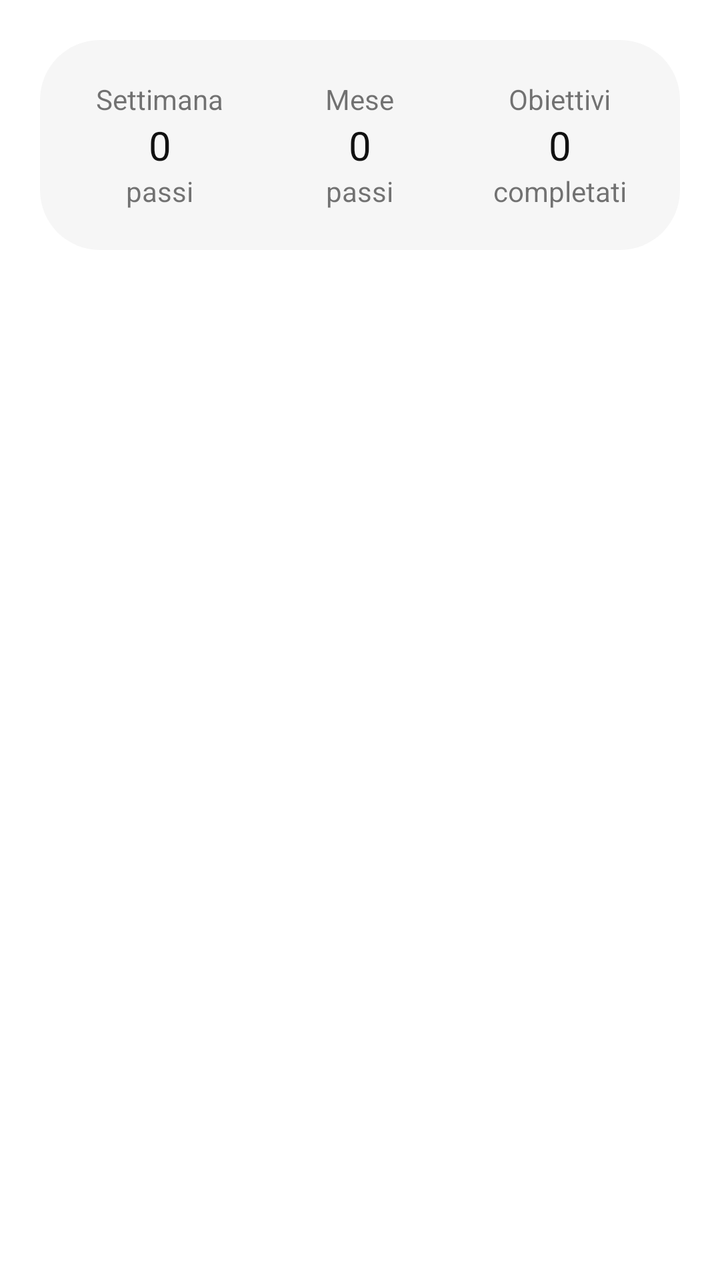
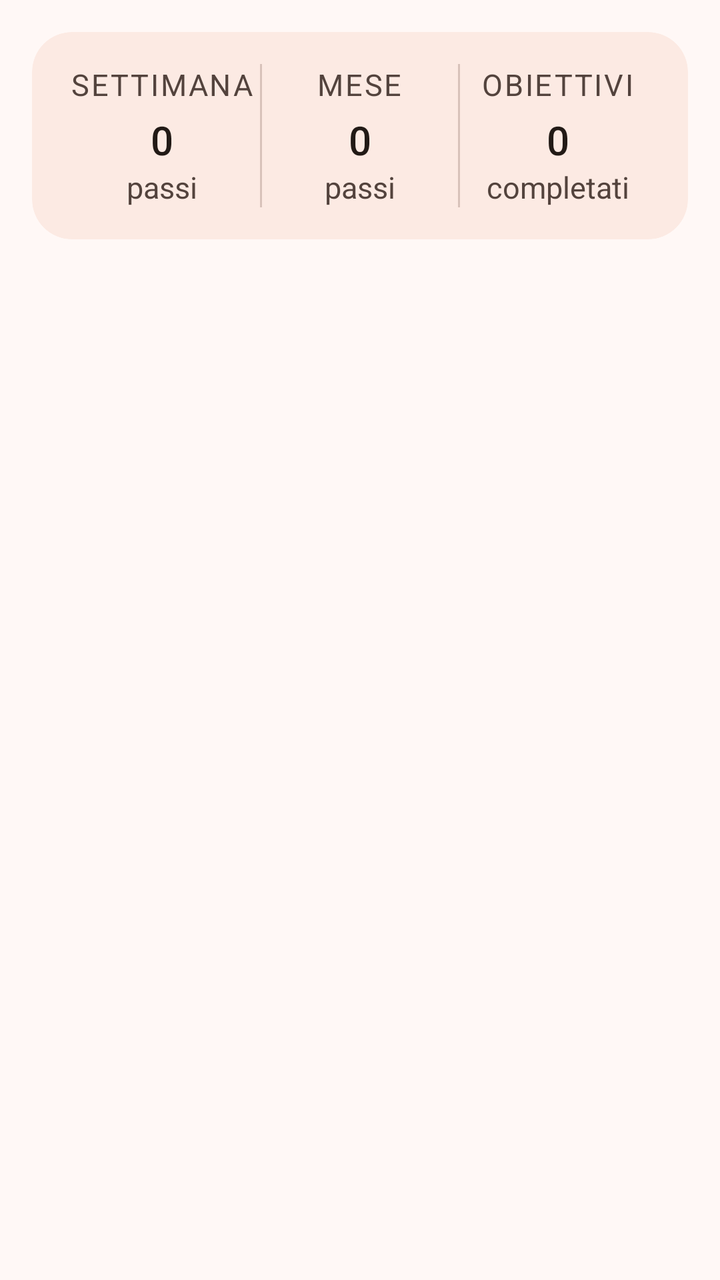

Two renders of the same Android screen: before a commit and after it. Below are the layout's source before the change and the commit's diff.
<!-- AndroidManifest.xml: application theme Theme.Passi -->
<!-- res/layout/fragment_stats.xml -->
<?xml version="1.0" encoding="utf-8"?>
<FrameLayout xmlns:android="http://schemas.android.com/apk/res/android"
    xmlns:tools="http://schemas.android.com/tools"
    android:layout_width="match_parent"
    android:layout_height="match_parent"
    android:id="@+id/frame"
    tools:context=".stats.StatsFragment">

    <LinearLayout
        android:layout_width="match_parent"
        android:layout_height="wrap_content"
        android:id="@+id/linear"
        android:orientation="vertical">
        <LinearLayout
            android:layout_width="match_parent"
            android:layout_height="wrap_content"
            android:layout_margin="20dp"
            android:paddingHorizontal="10dp"
            android:paddingVertical="20dp"
            android:orientation="horizontal"
            android:background="@drawable/rounded_corners">
            <LinearLayout
                android:layout_width="0dp"
                android:layout_height="wrap_content"
                android:layout_weight="1"
                android:orientation="vertical"
                android:gravity="center">
                <TextView
                    android:layout_width="wrap_content"
                    android:layout_height="wrap_content"
                    android:text="@string/settimana"/>
                <TextView
                    android:id="@+id/mediaPassiSettimana"
                    android:layout_width="wrap_content"
                    android:layout_height="wrap_content"
                    android:text="@string/passiOggi"
                    android:textSize="@dimen/text_size_subtitle"
                    android:textColor="@color/black" />
                <TextView
                    android:id="@+id/mediaKmSettimana"
                    android:layout_width="wrap_content"
                    android:layout_height="wrap_content"
                    android:text="@string/km"/>
            </LinearLayout>
            <LinearLayout
                android:layout_width="0dp"
                android:layout_height="wrap_content"
                android:layout_weight="1"
                android:orientation="vertical"
                android:gravity="center">
                <TextView
                    android:layout_width="wrap_content"
                    android:layout_height="wrap_content"
                    android:text="@string/mese"/>
                <TextView
                    android:id="@+id/mediaPassiMese"
                    android:layout_width="wrap_content"
                    android:layout_height="wrap_content"
                    android:text="@string/passiOggi"
                    android:textSize="@dimen/text_size_subtitle"
                    android:textColor="@color/black" />
                <TextView
                    android:id="@+id/mediaKmMese"
                    android:layout_width="wrap_content"
                    android:layout_height="wrap_content"
                    android:text="@string/km"/>
            </LinearLayout>
            <LinearLayout
                android:layout_width="0dp"
                android:layout_height="wrap_content"
                android:layout_weight="1"
                android:orientation="vertical"
                android:gravity="center">
                <TextView
                    android:layout_width="wrap_content"
                    android:layout_height="wrap_content"
                    android:text="@string/obiettivi"/>
                <TextView
                    android:id="@+id/obiettiviRaggiunti"
                    android:layout_width="wrap_content"
                    android:layout_height="wrap_content"
                    android:text="@string/passiOggi"
                    android:textSize="@dimen/text_size_subtitle"
                    android:textColor="@color/black" />
                <TextView
                    android:id="@+id/obiettiviTotali"
                    android:layout_width="wrap_content"
                    android:layout_height="wrap_content"
                    android:text="@string/obiettiviTot"/>
            </LinearLayout>
        </LinearLayout>
    </LinearLayout>

</FrameLayout>
<!-- resources referenced by this layout -->
<resources>
  <color name="black">#FF111111</color>
  <!-- drawable rounded_corners (drawable) -->
  <?xml version="1.0" encoding="utf-8"?>
  <shape xmlns:android="http://schemas.android.com/apk/res/android">
     <solid android:color="?attr/colorSecondaryVariant"></solid>
     <corners android:radius="30sp"></corners>
  </shape>
  <style name="Theme.Passi" parent="Theme.MaterialComponents.DayNight.DarkActionBar">
          
          <item name="colorPrimary">@color/orange_500</item>
          <item name="colorPrimaryVariant">@color/orange_700</item>
          <item name="colorOnPrimary">@color/white</item>
          
          <item name="colorSecondary">@color/grey_300</item>
          <item name="colorSecondaryVariant">@color/grey_100</item>
          <item name="colorOnSecondary">@color/black</item>
          
          <item name="android:statusBarColor">?attr/colorPrimaryVariant</item>
          
      </style>
  <color name="orange_500">#FFFF7724</color>
  <color name="orange_700">#FFE64E1B</color>
  <color name="white">#FFFFFFFF</color>
  <color name="grey_300">#FFE5E5E5</color>
  <color name="grey_100">#FFF6F6F6</color>
  <!-- unchanged entries left out for length: 7 -->
</resources>

<!-- the commit's change to res/layout/fragment_stats.xml (unified diff, before → after) -->
@@ -1,94 +1,133 @@
 <?xml version="1.0" encoding="utf-8"?>
 <FrameLayout xmlns:android="http://schemas.android.com/apk/res/android"
+    xmlns:app="http://schemas.android.com/apk/res-auto"
     xmlns:tools="http://schemas.android.com/tools"
+    android:id="@+id/frame"
     android:layout_width="match_parent"
     android:layout_height="match_parent"
-    android:id="@+id/frame"
     tools:context=".stats.StatsFragment">
 
     <LinearLayout
+        android:id="@+id/linear"
         android:layout_width="match_parent"
         android:layout_height="wrap_content"
-        android:id="@+id/linear"
         android:orientation="vertical">
-        <LinearLayout
+
+        <com.google.android.material.card.MaterialCardView
             android:layout_width="match_parent"
             android:layout_height="wrap_content"
-            android:layout_margin="20dp"
-            android:paddingHorizontal="10dp"
-            android:paddingVertical="20dp"
-            android:orientation="horizontal"
-            android:background="@drawable/rounded_corners">
+            android:layout_margin="@dimen/space_m">
+
             <LinearLayout
-                android:layout_width="0dp"
+                android:layout_width="match_parent"
                 android:layout_height="wrap_content"
-                android:layout_weight="1"
-                android:orientation="vertical"
-                android:gravity="center">
-                <TextView
-                    android:layout_width="wrap_content"
+                android:orientation="horizontal"
+                android:padding="@dimen/card_content_padding">
+
+                <LinearLayout
+                    android:layout_width="0dp"
                     android:layout_height="wrap_content"
-                    android:text="@string/settimana"/>
-                <TextView
-                    android:id="@+id/mediaPassiSettimana"
-                    android:layout_width="wrap_content"
+                    android:layout_weight="1"
+                    android:gravity="center"
+                    android:orientation="vertical">
+
+                    <TextView
+                        style="@style/PassiText.Caption"
+                        android:layout_width="wrap_content"
+                        android:layout_height="wrap_content"
+                        android:letterSpacing="0.06"
+                        android:text="@string/settimana"
+                        android:textAllCaps="true" />
+
+                    <TextView
+                        android:id="@+id/mediaPassiSettimana"
+                        style="@style/PassiText.Metric"
+                        android:layout_width="wrap_content"
+                        android:layout_height="wrap_content"
+                        android:layout_marginTop="@dimen/space_xs"
+                        android:text="@string/passiOggi" />
+
+                    <TextView
+                        android:id="@+id/mediaKmSettimana"
+                        style="@style/PassiText.Caption"
+                        android:layout_width="wrap_content"
+                        android:layout_height="wrap_content"
+                        android:text="@string/km" />
+                </LinearLayout>
+
+                <View
+                    android:layout_width="@dimen/divider_height"
+                    android:layout_height="match_parent"
+                    android:background="?attr/colorOutlineVariant" />
+
+                <LinearLayout
+                    android:layout_width="0dp"
                     android:layout_height="wrap_content"
-                    android:text="@string/passiOggi"
-                    android:textSize="@dimen/text_size_subtitle"
-                    android:textColor="@color/black" />
-                <TextView
-                    android:id="@+id/mediaKmSettimana"
-                    android:layout_width="wrap_content"
+                    android:layout_weight="1"
+                    android:gravity="center"
+                    android:orientation="vertical">
+
+                    <TextView
+                        style="@style/PassiText.Caption"
+                        android:layout_width="wrap_content"
+                        android:layout_height="wrap_content"
+                        android:letterSpacing="0.06"
+                        android:text="@string/mese"
+                        android:textAllCaps="true" />
+
+                    <TextView
+                        android:id="@+id/mediaPassiMese"
+                        style="@style/PassiText.Metric"
+                        android:layout_width="wrap_content"
+                        android:layout_height="wrap_content"
+                        android:layout_marginTop="@dimen/space_xs"
+                        android:text="@string/passiOggi" />
+
+                    <TextView
+                        android:id="@+id/mediaKmMese"
+                        style="@style/PassiText.Caption"
+                        android:layout_width="wrap_content"
+                        android:layout_height="wrap_content"
+                        android:text="@string/km" />
+                </LinearLayout>
+
+                <View
+                    android:layout_width="@dimen/divider_height"
+                    android:layout_height="match_parent"
+                    android:background="?attr/colorOutlineVariant" />
+
+                <LinearLayout
+                    android:layout_width="0dp"
                     android:layout_height="wrap_content"
-                    android:text="@string/km"/>
+                    android:layout_weight="1"
+                    android:gravity="center"
+                    android:orientation="vertical">
+
+                    <TextView
+                        style="@style/PassiText.Caption"
+                        android:layout_width="wrap_content"
+                        android:layout_height="wrap_content"
+                        android:letterSpacing="0.06"
+                        android:text="@string/obiettivi"
+                        android:textAllCaps="true" />
+
+                    <TextView
+                        android:id="@+id/obiettiviRaggiunti"
+                        style="@style/PassiText.Metric"
+                        android:layout_width="wrap_content"
+                        android:layout_height="wrap_content"
+                        android:layout_marginTop="@dimen/space_xs"
+                        android:text="@string/passiOggi" />
+
+                    <TextView
+                        android:id="@+id/obiettiviTotali"
+                        style="@style/PassiText.Caption"
+                        android:layout_width="wrap_content"
+                        android:layout_height="wrap_content"
+                        android:text="@string/obiettiviTot" />
+                </LinearLayout>
             </LinearLayout>
-            <LinearLayout
-                android:layout_width="0dp"
-                android:layout_height="wrap_content"
-                android:layout_weight="1"
-                android:orientation="vertical"
-                android:gravity="center">
-                <TextView
-                    android:layout_width="wrap_content"
-                    android:layout_height="wrap_content"
-                    android:text="@string/mese"/>
-                <TextView
-                    android:id="@+id/mediaPassiMese"
-                    android:layout_width="wrap_content"
-                    android:layout_height="wrap_content"
-                    android:text="@string/passiOggi"
-                    android:textSize="@dimen/text_size_subtitle"
-                    android:textColor="@color/black" />
-                <TextView
-                    android:id="@+id/mediaKmMese"
-                    android:layout_width="wrap_content"
-                    android:layout_height="wrap_content"
-                    android:text="@string/km"/>
-            </LinearLayout>
-            <LinearLayout
-                android:layout_width="0dp"
-                android:layout_height="wrap_content"
-                android:layout_weight="1"
-                android:orientation="vertical"
-                android:gravity="center">
-                <TextView
-                    android:layout_width="wrap_content"
-                    android:layout_height="wrap_content"
-                    android:text="@string/obiettivi"/>
-                <TextView
-                    android:id="@+id/obiettiviRaggiunti"
-                    android:layout_width="wrap_content"
-                    android:layout_height="wrap_content"
-                    android:text="@string/passiOggi"
-                    android:textSize="@dimen/text_size_subtitle"
-                    android:textColor="@color/black" />
-                <TextView
-                    android:id="@+id/obiettiviTotali"
-                    android:layout_width="wrap_content"
-                    android:layout_height="wrap_content"
-                    android:text="@string/obiettiviTot"/>
-            </LinearLayout>
-        </LinearLayout>
+        </com.google.android.material.card.MaterialCardView>
     </LinearLayout>
 
 </FrameLayout>
<!-- resource entries referenced after the edit -->
@@ -1,30 +1,129 @@
 <!-- resources referenced by this layout -->
 <resources>
-  <color name="black">#FF111111</color>
-  <!-- drawable rounded_corners (drawable) -->
-  <?xml version="1.0" encoding="utf-8"?>
-  <shape xmlns:android="http://schemas.android.com/apk/res/android">
-     <solid android:color="?attr/colorSecondaryVariant"></solid>
-     <corners android:radius="30sp"></corners>
-  </shape>
-  <style name="Theme.Passi" parent="Theme.MaterialComponents.DayNight.DarkActionBar">
+  <dimen name="card_content_padding">16dp</dimen>
+  <dimen name="divider_height">1dp</dimen>
+  <dimen name="space_m">16dp</dimen>
+  <dimen name="space_xs">4dp</dimen>
+  <style name="PassiText.Caption">
+          <item name="android:textSize">@dimen/text_size_caption</item>
+          <item name="android:textColor">?attr/colorOnSurfaceVariant</item>
+      </style>
+  <style name="PassiText.Metric">
+          <item name="android:textSize">@dimen/text_size_subtitle</item>
+          <item name="android:fontFamily">sans-serif-medium</item>
+      </style>
+  <style name="Theme.Passi" parent="Theme.Material3.DayNight.NoActionBar">
+  
+          <item name="colorPrimary">@color/md_primary</item>
+          <item name="colorOnPrimary">@color/md_on_primary</item>
+          <item name="colorPrimaryContainer">@color/md_primary_container</item>
+          <item name="colorOnPrimaryContainer">@color/md_on_primary_container</item>
+  
+          <item name="colorSecondary">@color/md_secondary</item>
+          <item name="colorOnSecondary">@color/md_on_secondary</item>
+          <item name="colorSecondaryContainer">@color/md_secondary_container</item>
+          <item name="colorOnSecondaryContainer">@color/md_on_secondary_container</item>
+  
+          <item name="colorTertiary">@color/md_tertiary</item>
+          <item name="colorOnTertiary">@color/md_on_tertiary</item>
+          <item name="colorTertiaryContainer">@color/md_tertiary_container</item>
+          <item name="colorOnTertiaryContainer">@color/md_on_tertiary_container</item>
+  
+          <item name="colorError">@color/md_error</item>
+          <item name="colorOnError">@color/md_on_error</item>
+          <item name="colorErrorContainer">@color/md_error_container</item>
+          <item name="colorOnErrorContainer">@color/md_on_error_container</item>
+  
+          <item name="android:colorBackground">@color/md_background</item>
+          <item name="colorOnBackground">@color/md_on_background</item>
+          <item name="colorSurface">@color/md_surface</item>
+          <item name="colorOnSurface">@color/md_on_surface</item>
+          <item name="colorSurfaceVariant">@color/md_surface_variant</item>
+          <item name="colorOnSurfaceVariant">@color/md_on_surface_variant</item>
+          <item name="colorSurfaceContainerLowest">@color/md_surface_container_lowest</item>
+          <item name="colorSurfaceContainerLow">@color/md_surface_container_low</item>
+          <item name="colorSurfaceContainer">@color/md_surface_container</item>
+          <item name="colorSurfaceContainerHigh">@color/md_surface_container_high</item>
+          <item name="colorSurfaceContainerHighest">@color/md_surface_container_highest</item>
+  
+          <item name="colorOutline">@color/md_outline</item>
+          <item name="colorOutlineVariant">@color/md_outline_variant</item>
+          <item name="colorSurfaceInverse">@color/md_inverse_surface</item>
+          <item name="colorOnSurfaceInverse">@color/md_inverse_on_surface</item>
+  
           
-          <item name="colorPrimary">@color/orange_500</item>
-          <item name="colorPrimaryVariant">@color/orange_700</item>
-          <item name="colorOnPrimary">@color/white</item>
+          <item name="android:statusBarColor">?android:attr/colorBackground</item>
+          <item name="android:navigationBarColor">?attr/colorSurfaceContainer</item>
+  
           
-          <item name="colorSecondary">@color/grey_300</item>
-          <item name="colorSecondaryVariant">@color/grey_100</item>
-          <item name="colorOnSecondary">@color/black</item>
-          
-          <item name="android:statusBarColor">?attr/colorPrimaryVariant</item>
-          
+          <item name="materialCardViewStyle">@style/PassiCard</item>
+          <item name="materialButtonStyle">@style/PassiButton</item>
+          <item name="materialSwitchStyle">@style/PassiSwitch</item>
+          <item name="bottomNavigationStyle">@style/PassiBottomNav</item>
+          <item name="toolbarStyle">@style/PassiToolbar</item>
       </style>
-  <color name="orange_500">#FFFF7724</color>
-  <color name="orange_700">#FFE64E1B</color>
-  <color name="white">#FFFFFFFF</color>
-  <color name="grey_300">#FFE5E5E5</color>
-  <color name="grey_100">#FFF6F6F6</color>
+  <dimen name="text_size_caption">15sp</dimen>
+  <color name="md_primary">#FFB3400A</color>
+  <color name="md_on_primary">#FFFFFFFF</color>
+  <color name="md_primary_container">#FFFFDBCC</color>
+  <color name="md_on_primary_container">#FF3B0A00</color>
+  <color name="md_secondary">#FF77574A</color>
+  <color name="md_on_secondary">#FFFFFFFF</color>
+  <color name="md_secondary_container">#FFFFDBCC</color>
+  <color name="md_on_secondary_container">#FF2C160D</color>
+  <color name="md_tertiary">#FF6C5D2F</color>
+  <color name="md_on_tertiary">#FFFFFFFF</color>
+  <color name="md_tertiary_container">#FFF5E1A7</color>
+  <color name="md_on_tertiary_container">#FF241A00</color>
+  <color name="md_error">#FFBA1A1A</color>
+  <color name="md_on_error">#FFFFFFFF</color>
+  <color name="md_error_container">#FFFFDAD6</color>
+  <color name="md_on_error_container">#FF410002</color>
+  <color name="md_background">#FFFFF8F6</color>
+  <color name="md_on_background">#FF221A16</color>
+  <color name="md_surface">#FFFFF8F6</color>
+  <color name="md_on_surface">#FF221A16</color>
+  <color name="md_surface_variant">#FFF5DED5</color>
+  <color name="md_on_surface_variant">#FF53433D</color>
+  <color name="md_surface_container_lowest">#FFFFFFFF</color>
+  <color name="md_surface_container_low">#FFFFF1EB</color>
+  <color name="md_surface_container">#FFFCEAE3</color>
+  <color name="md_surface_container_high">#FFF7E4DD</color>
+  <color name="md_surface_container_highest">#FFF1DED7</color>
+  <color name="md_outline">#FF85736C</color>
+  <color name="md_outline_variant">#FFD8C2BA</color>
+  <color name="md_inverse_surface">#FF382E2A</color>
+  <color name="md_inverse_on_surface">#FFFFEDE7</color>
+  <style name="PassiCard" parent="Widget.Material3.CardView.Filled">
+          <item name="cardBackgroundColor">?attr/colorSurfaceContainer</item>
+          <item name="cardCornerRadius">@dimen/card_corner_radius</item>
+          <item name="cardElevation">0dp</item>
+          <item name="cardUseCompatPadding">false</item>
+      </style>
+  <style name="PassiButton" parent="Widget.Material3.Button">
+          <item name="android:textSize">@dimen/text_size_body</item>
+          <item name="android:minHeight">56dp</item>
+          <item name="android:paddingStart">@dimen/space_l</item>
+          <item name="android:paddingEnd">@dimen/space_l</item>
+          <item name="iconGravity">textEnd</item>
+      </style>
+  <style name="PassiSwitch" parent="Widget.Material3.CompoundButton.MaterialSwitch" />
+  <style name="PassiBottomNav" parent="Widget.Material3.BottomNavigationView">
+          <item name="android:background">?attr/colorSurfaceContainer</item>
+          <item name="labelVisibilityMode">labeled</item>
+      </style>
+  <style name="PassiToolbar" parent="Widget.Material3.Toolbar.OnSurface">
+          <item name="titleTextAppearance">@style/PassiToolbarTitle</item>
+          <item name="android:background">?android:attr/colorBackground</item>
+      </style>
+  <dimen name="card_corner_radius">20dp</dimen>
+  <dimen name="text_size_body">18sp</dimen>
+  <dimen name="space_l">24dp</dimen>
+  <style name="PassiToolbarTitle" parent="TextAppearance.Material3.TitleLarge">
+          <item name="android:textSize">@dimen/text_size_title</item>
+          <item name="android:textColor">?attr/colorOnBackground</item>
+      </style>
+  <dimen name="text_size_title">22sp</dimen>
   <!-- unchanged entries left out for length: 7 -->
 </resources>
 
